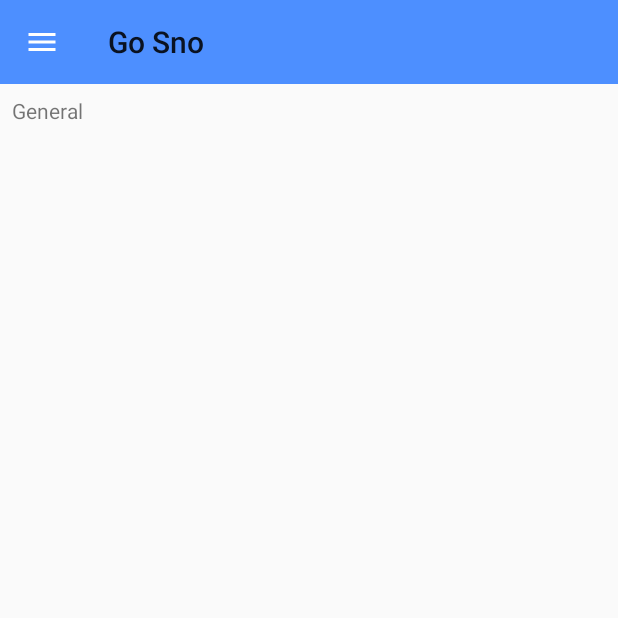
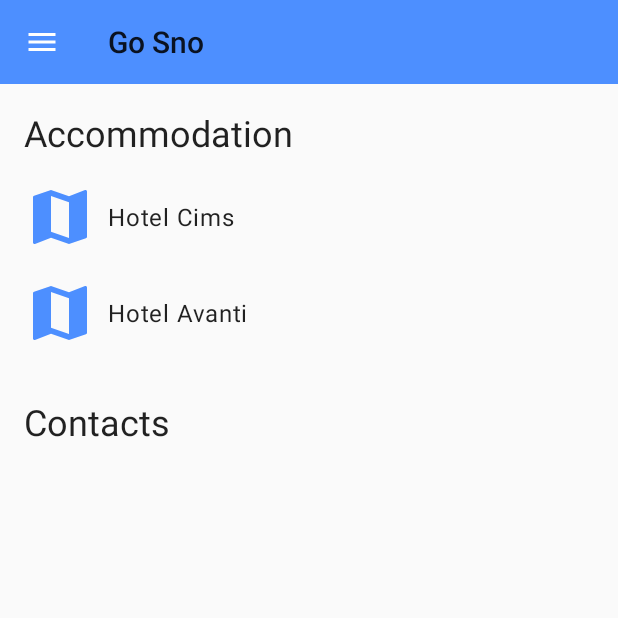
Before and after one commit to Go-Sno-Productions/GoSnoApp, an Android app: the screen it shows after launch (MainActivity), in the side drawer, after a tap on "General info", on a phone screen of 412 x 824 dp, the top half of it. Run offline under Robolectric (Android 15) with nearby library versions, the phone set to English and light mode, and no system bars.

Commit message:
Add accomodation to GeneralInfoFragment

```diff
--- a/app/src/main/java/com/gosno/app/generalinfo/GeneralInfoFragment.kt
+++ b/app/src/main/java/com/gosno/app/generalinfo/GeneralInfoFragment.kt
@@ -6,15 +6,20 @@ import android.view.LayoutInflater
 import android.view.View
 import android.view.ViewGroup
 import com.gosno.app.R
+import kotlinx.android.synthetic.main.fragment_general_info.*
 
 class GeneralInfoFragment : Fragment() {
     override fun onCreateView(
-        inflater: LayoutInflater,
-        container: ViewGroup?,
-        savedInstanceState: Bundle?
-    ): View? {
-        // Inflate the layout for this fragment
-        return inflater.inflate(R.layout.fragment_general_info, container, false)
+            inflater: LayoutInflater,
+            container: ViewGroup?,
+            savedInstanceState: Bundle?
+    ): View? = inflater.inflate(R.layout.fragment_general_info, container, false)
+
+
+    override fun onViewCreated(view: View, savedInstanceState: Bundle?) {
+        super.onViewCreated(view, savedInstanceState)
+        hotelAvantiTextView.setOnClickListener {  }
+        hotelCimsTextView.setOnClickListener {  }
     }
 
     companion object {
--- /dev/null
+++ b/app/src/main/res/drawable/ic_navigate.xml
@@ -0,0 +1,5 @@
+<vector android:height="48dp" android:tint="#4D8FFF"
+    android:viewportHeight="24.0" android:viewportWidth="24.0"
+    android:width="48dp" xmlns:android="http://schemas.android.com/apk/res/android">
+    <path android:fillColor="#FF000000" android:pathData="M20.5,3l-0.16,0.03L15,5.1 9,3 3.36,4.9c-0.21,0.07 -0.36,0.25 -0.36,0.48V20.5c0,0.28 0.22,0.5 0.5,0.5l0.16,-0.03L9,18.9l6,2.1 5.64,-1.9c0.21,-0.07 0.36,-0.25 0.36,-0.48V3.5c0,-0.28 -0.22,-0.5 -0.5,-0.5zM15,19l-6,-2.11V5l6,2.11V19z"/>
+</vector>
--- a/app/src/main/res/layout/fragment_general_info.xml
+++ b/app/src/main/res/layout/fragment_general_info.xml
@@ -1,16 +1,73 @@
 <?xml version="1.0" encoding="utf-8"?>
-<android.support.constraint.ConstraintLayout xmlns:android="http://schemas.android.com/apk/res/android"
+<android.support.v4.widget.NestedScrollView xmlns:android="http://schemas.android.com/apk/res/android"
     xmlns:app="http://schemas.android.com/apk/res-auto"
     android:layout_width="match_parent"
     android:layout_height="match_parent">
 
+    <android.support.constraint.ConstraintLayout xmlns:app="http://schemas.android.com/apk/res-auto"
+        android:layout_width="match_parent"
+        android:layout_height="match_parent">
+
         <TextView
-        android:id="@+id/textView"
+            android:id="@+id/accommodationTextView"
+            style="@style/TextAppearance.MaterialComponents.Headline5"
             android:layout_width="wrap_content"
             android:layout_height="wrap_content"
-        android:layout_marginStart="8dp"
-        android:layout_marginTop="8dp"
-        android:text="General"
+            android:paddingStart="16dp"
+            android:paddingTop="16dp"
+            android:paddingEnd="16dp"
+            android:paddingBottom="8dp"
+            android:text="@string/accommodation"
             app:layout_constraintStart_toStartOf="parent"
             app:layout_constraintTop_toTopOf="parent" />
+
+        <TextView
+            android:id="@+id/hotelCimsTextView"
+            style="@style/TextAppearance.MaterialComponents.Body1"
+            android:layout_width="match_parent"
+            android:layout_height="wrap_content"
+            android:background="?selectableItemBackground"
+            android:drawableStart="@drawable/ic_navigate"
+            android:drawablePadding="8dp"
+            android:gravity="center_vertical"
+            android:paddingStart="16dp"
+            android:paddingTop="8dp"
+            android:paddingEnd="16dp"
+            android:paddingBottom="8dp"
+            android:text="@string/hotel_cims"
+            app:layout_constraintEnd_toEndOf="parent"
+            app:layout_constraintStart_toStartOf="parent"
+            app:layout_constraintTop_toBottomOf="@+id/accommodationTextView" />
+
+        <TextView
+            android:id="@+id/hotelAvantiTextView"
+            style="@style/TextAppearance.MaterialComponents.Body1"
+            android:layout_width="match_parent"
+            android:layout_height="wrap_content"
+            android:background="?selectableItemBackground"
+            android:drawableStart="@drawable/ic_navigate"
+            android:drawablePadding="8dp"
+            android:gravity="center_vertical"
+            android:paddingStart="16dp"
+            android:paddingTop="8dp"
+            android:paddingEnd="16dp"
+            android:paddingBottom="8dp"
+            android:text="@string/hotel_avanti"
+            app:layout_constraintStart_toStartOf="parent"
+            app:layout_constraintTop_toBottomOf="@+id/hotelCimsTextView" />
+
+        <TextView
+            android:id="@+id/contactsTextView"
+            style="@style/TextAppearance.MaterialComponents.Headline5"
+            android:layout_width="wrap_content"
+            android:layout_height="wrap_content"
+            android:layout_marginTop="8dp"
+            android:paddingStart="16dp"
+            android:paddingTop="16dp"
+            android:paddingEnd="16dp"
+            android:paddingBottom="8dp"
+            android:text="@string/contacts"
+            app:layout_constraintStart_toStartOf="parent"
+            app:layout_constraintTop_toBottomOf="@id/hotelAvantiTextView" />
     </android.support.constraint.ConstraintLayout>
+</android.support.v4.widget.NestedScrollView>
--- a/app/src/main/res/values/strings.xml
+++ b/app/src/main/res/values/strings.xml
@@ -4,4 +4,8 @@
     <string name="trace_snow">Trace snow</string>
     <string name="general_info">General info</string>
     <string name="home">Home</string>
+    <string name="accommodation">Accommodation</string>
+    <string name="hotel_cims">Hotel Cims</string>
+    <string name="hotel_avanti">Hotel Avanti</string>
+    <string name="contacts">Contacts</string>
 </resources>
```
Lines whose indentation alone changed are shown as unchanged.
